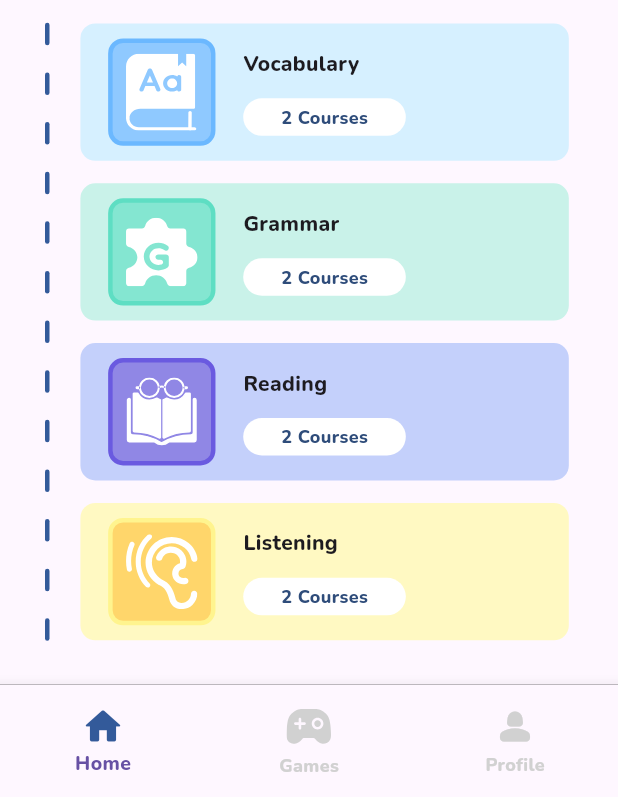
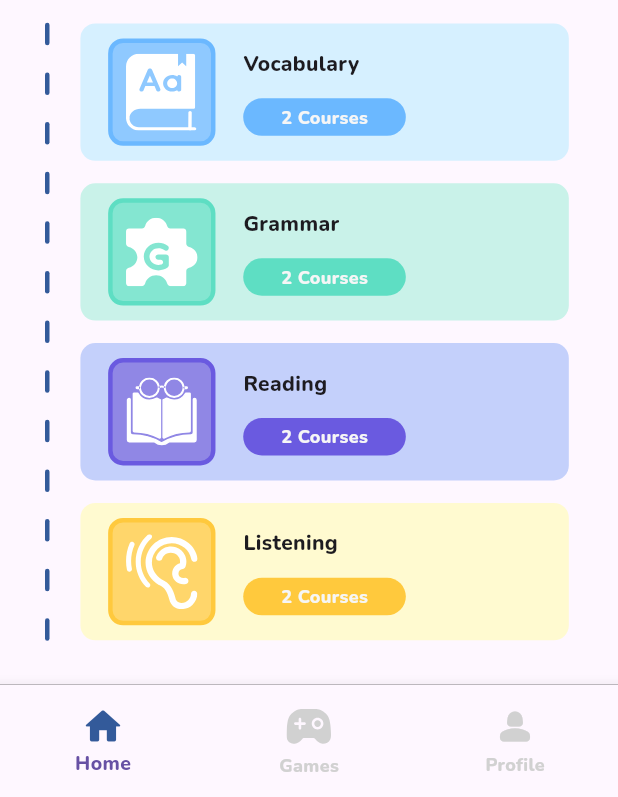
Before and after one commit to MahendraKhibrah/toefl-app, a Flutter app: the screen it shows after launch, scrolled down 452 dp, on a phone screen of 412 x 824 dp, the part 439-1236 px from its top. Run offline on Flutter 3.47's test engine with Material 3 defaults, Android fonts, the phone set to English and light mode, and no system bars; our stand-ins replace dio, easy_debounce, easy_localization, flutter_riverpod, flutter_svg, flutter_widget_from_html and 8 more; accounts and stored records are empty; generated files the repository leaves out were written again; network calls fail; statements that could not run were skipped.

Commit message:
edit halaman homepage bagian learning path

```diff
--- a/lib/widgets/home_page/learning_path.dart
+++ b/lib/widgets/home_page/learning_path.dart
@@ -45,9 +45,9 @@ class LearningPath extends StatelessWidget {
       "title": "Listening",
       "image": "assets/images/listening.svg",
       "course": "2",
-      "border": "#FFF48E",
+      "border": "#FFC93D",
       "color": "#FFD66B",
-      "background": "#FFF9C2",
+      "background": "#FFFAD0",
       "onTap": () {
         print("Listening");
       }
@@ -138,7 +138,7 @@ class LearningPath extends StatelessWidget {
                                           3.8,
                                       height: 25,
                                       decoration: BoxDecoration(
-                                          color: Colors.white,
+                                          color: HexColor(learning["border"]),
                                           borderRadius:
                                               BorderRadius.circular(100)),
                                       child: Center(
@@ -147,7 +147,7 @@ class LearningPath extends StatelessWidget {
                                           style: TextStyle(
                                               fontSize: 12,
                                               fontWeight: FontWeight.w800,
-                                              color: HexColor(mariner900)),
+                                              color: HexColor(neutral10)),
                                         ),
                                       ))
                                 ],
```
